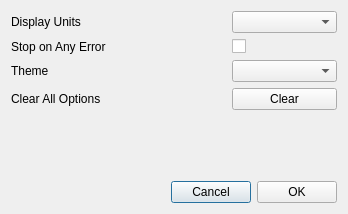
Qt form Graffik/gui/core/Options/globaloptionsdialog.ui (DynamicPerception/Graffik_Legacy) before a commit.
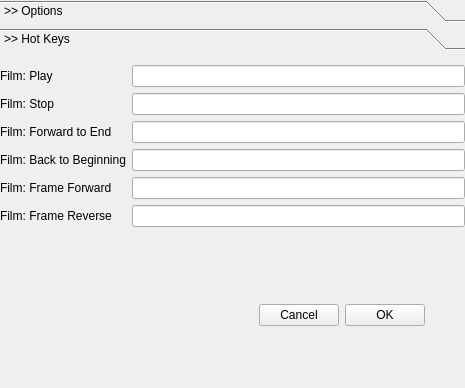
The same form after that commit. The open tabs and pages were chosen to show the change.

Commit message: * Support for user-defined hotkeys in the Film Window

```diff
--- a/Graffik/gui/core/Options/globaloptionsdialog.ui
+++ b/Graffik/gui/core/Options/globaloptionsdialog.ui
@@ -6,8 +6,8 @@
    <rect>
     <x>0</x>
     <y>0</y>
-    <width>348</width>
-    <height>214</height>
+    <width>465</width>
+    <height>388</height>
    </rect>
   </property>
   <property name="windowTitle">
@@ -17,24 +17,63 @@
    <string notr="true"/>
   </property>
   <layout class="QGridLayout" name="gridLayout">
-   <item row="0" column="0" colspan="2">
+   <property name="leftMargin">
+    <number>0</number>
+   </property>
+   <property name="topMargin">
+    <number>0</number>
+   </property>
+   <property name="rightMargin">
+    <number>0</number>
+   </property>
+   <item row="0" column="0" rowspan="2" colspan="2">
+    <widget class="QToolBox" name="toolBox">
+     <property name="currentIndex">
+      <number>0</number>
+     </property>
+     <widget class="QWidget" name="optionsPage">
+      <property name="geometry">
+       <rect>
+        <x>0</x>
+        <y>0</y>
+        <width>465</width>
+        <height>172</height>
+       </rect>
+      </property>
+      <attribute name="label">
+       <string>&gt;&gt; Options</string>
+      </attribute>
+      <layout class="QGridLayout" name="gridLayout_2">
+       <property name="leftMargin">
+        <number>5</number>
+       </property>
+       <property name="rightMargin">
+        <number>0</number>
+       </property>
+       <property name="bottomMargin">
+        <number>0</number>
+       </property>
+       <property name="horizontalSpacing">
+        <number>-1</number>
+       </property>
+       <item row="0" column="0">
     <widget class="QLabel" name="displayLabel">
      <property name="text">
       <string>Display Units</string>
      </property>
     </widget>
    </item>
-   <item row="0" column="2">
+       <item row="0" column="1">
     <widget class="QComboBox" name="displayCombo"/>
    </item>
-   <item row="1" column="0" colspan="2">
+       <item row="1" column="0">
     <widget class="QLabel" name="stopLabel">
      <property name="text">
       <string>Stop on Any Error</string>
      </property>
     </widget>
    </item>
-   <item row="1" column="2">
+       <item row="1" column="1">
     <widget class="QCheckBox" name="stopCheckBox">
      <property name="text">
       <string/>
@@ -48,23 +87,112 @@
      </property>
     </widget>
    </item>
-   <item row="2" column="2">
+       <item row="2" column="1">
     <widget class="QComboBox" name="themeCombo"/>
    </item>
-   <item row="4" column="0" colspan="2">
-    <spacer name="verticalSpacer">
-     <property name="orientation">
-      <enum>Qt::Vertical</enum>
-     </property>
-     <property name="sizeHint" stdset="0">
-      <size>
-       <width>20</width>
-       <height>91</height>
-      </size>
-     </property>
-    </spacer>
-   </item>
-   <item row="5" column="0" colspan="3">
+       <item row="3" column="0">
+        <widget class="QLabel" name="label">
+         <property name="text">
+          <string>Clear All Options</string>
+         </property>
+        </widget>
+       </item>
+       <item row="3" column="1">
+        <widget class="QPushButton" name="clearButton">
+         <property name="toolTip">
+          <string>Wipe All Settings, Requires Re-Start</string>
+         </property>
+         <property name="text">
+          <string>Clear</string>
+         </property>
+        </widget>
+       </item>
+      </layout>
+     </widget>
+     <widget class="QWidget" name="hotkeyPage">
+      <property name="geometry">
+       <rect>
+        <x>0</x>
+        <y>0</y>
+        <width>465</width>
+        <height>206</height>
+       </rect>
+      </property>
+      <attribute name="label">
+       <string>&gt;&gt; Hot Keys</string>
+      </attribute>
+      <layout class="QFormLayout" name="formLayout">
+       <property name="leftMargin">
+        <number>0</number>
+       </property>
+       <property name="rightMargin">
+        <number>0</number>
+       </property>
+       <item row="0" column="0">
+        <widget class="QLabel" name="hkPlayLabel">
+         <property name="text">
+          <string>Film: Play</string>
+         </property>
+        </widget>
+       </item>
+       <item row="0" column="1">
+        <widget class="QLineEdit" name="hkPlayLine"/>
+       </item>
+       <item row="1" column="0">
+        <widget class="QLabel" name="hkStopLabel">
+         <property name="text">
+          <string>Film: Stop</string>
+         </property>
+        </widget>
+       </item>
+       <item row="1" column="1">
+        <widget class="QLineEdit" name="hkStopLine"/>
+       </item>
+       <item row="2" column="0">
+        <widget class="QLabel" name="hkFwdLabel">
+         <property name="text">
+          <string>Film: Forward to End</string>
+         </property>
+        </widget>
+       </item>
+       <item row="2" column="1">
+        <widget class="QLineEdit" name="hkFwdLine"/>
+       </item>
+       <item row="3" column="0">
+        <widget class="QLabel" name="hkRwdLabel">
+         <property name="text">
+          <string>Film: Back to Beginning</string>
+         </property>
+        </widget>
+       </item>
+       <item row="3" column="1">
+        <widget class="QLineEdit" name="hkRwdLine"/>
+       </item>
+       <item row="4" column="0">
+        <widget class="QLabel" name="hkFFwdLabel">
+         <property name="text">
+          <string>Film: Frame Forward</string>
+         </property>
+        </widget>
+       </item>
+       <item row="4" column="1">
+        <widget class="QLineEdit" name="hkFFwdLine"/>
+       </item>
+       <item row="5" column="0">
+        <widget class="QLabel" name="hkFRwdLabel">
+         <property name="text">
+          <string>Film: Frame Reverse</string>
+         </property>
+        </widget>
+       </item>
+       <item row="5" column="1">
+        <widget class="QLineEdit" name="hkFRwdLine"/>
+       </item>
+      </layout>
+     </widget>
+    </widget>
+   </item>
+   <item row="2" column="1">
     <widget class="QFrame" name="frame">
      <property name="frameShape">
       <enum>QFrame::NoFrame</enum>
@@ -106,26 +234,25 @@
         </property>
        </widget>
       </item>
+      <item>
+       <spacer name="horizontalSpacer">
+        <property name="orientation">
+         <enum>Qt::Horizontal</enum>
+        </property>
+        <property name="sizeType">
+         <enum>QSizePolicy::Maximum</enum>
+        </property>
+        <property name="sizeHint" stdset="0">
+         <size>
+          <width>40</width>
+          <height>20</height>
+         </size>
+        </property>
+       </spacer>
+      </item>
      </layout>
     </widget>
    </item>
-   <item row="3" column="0">
-    <widget class="QLabel" name="label">
-     <property name="text">
-      <string>Clear All Options</string>
-     </property>
-    </widget>
-   </item>
-   <item row="3" column="2">
-    <widget class="QPushButton" name="clearButton">
-     <property name="toolTip">
-      <string>Wipe All Settings, Requires Re-Start</string>
-     </property>
-     <property name="text">
-      <string>Clear</string>
-     </property>
-    </widget>
-   </item>
   </layout>
  </widget>
  <resources/>
```
Lines whose indentation alone changed are shown as unchanged. The commit also changes 10 other files.
